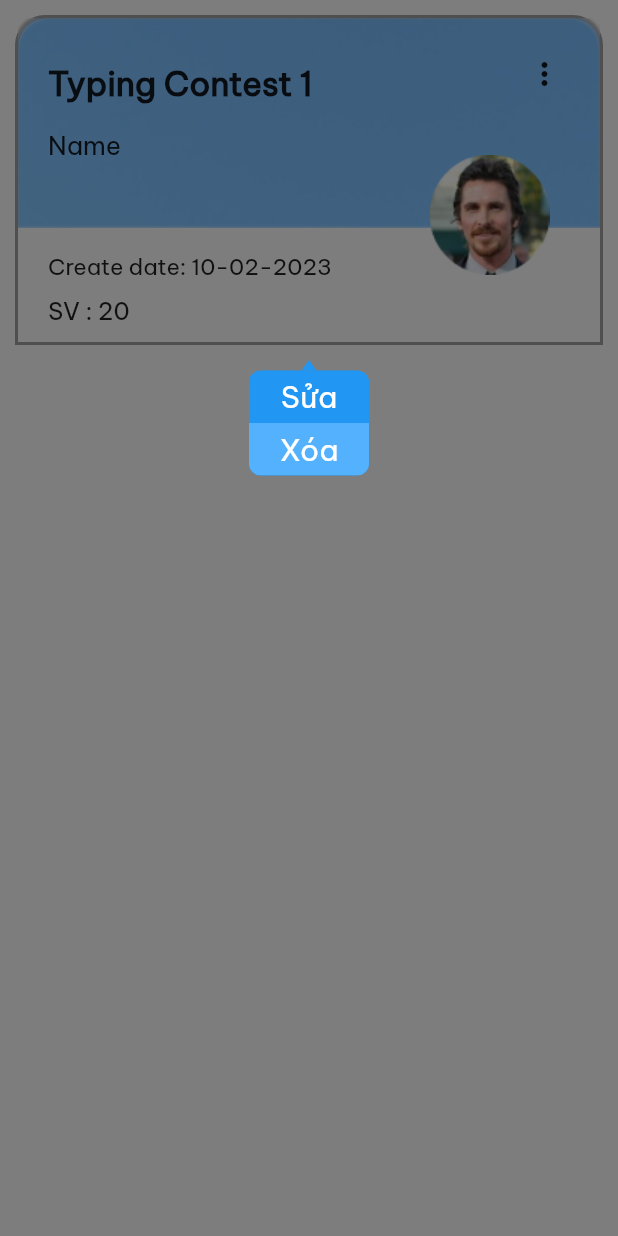
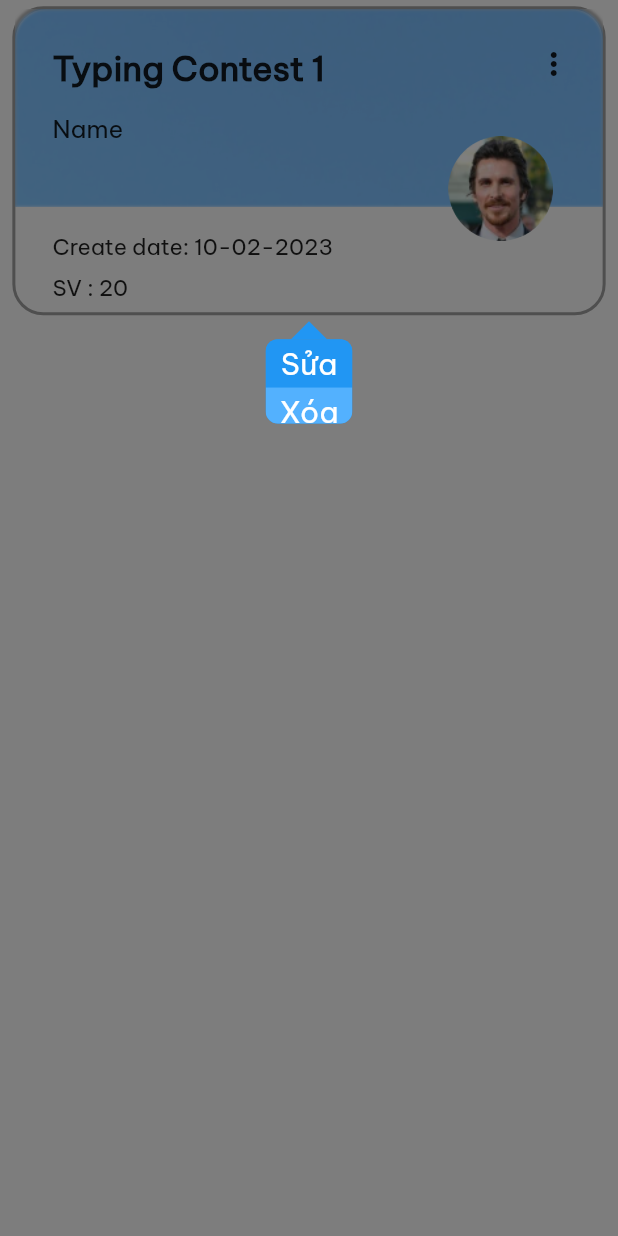
Before and after one commit to Nhat-An-GitOrganization/typing_contest_mobile, a Flutter app: the Class widget shown alone on an empty page, opened directly with sample values from the repository, after a tap on the "more vert" icon, on a phone screen of 412 x 824 dp. Run offline on Flutter 3.47's test engine with Material 2 defaults, Android fonts, the phone set to English and light mode, and no system bars; our stand-ins replace awesome_dialog, curved_navigation_bar, firebase_auth, firebase_core, flutter_svg, font_awesome_flutter and 3 more; accounts and stored records are empty; project files that could hold a hidden picture were left out.

Commit message:
Mediaquery_huyen

```diff
--- a/lib/component/classPage/class.dart
+++ b/lib/component/classPage/class.dart
@@ -22,16 +22,13 @@ class Class extends StatelessWidget {
     bool isDarkMode = Theme.of(context).brightness == Brightness.dark;
 
     return Container(
-      margin: const EdgeInsets.symmetric(
-        horizontal: 10,
-        vertical: 20 / 2,
+      margin: EdgeInsets.symmetric(
+        horizontal: size.width * 0.02,
+        vertical: size.width * 0.01,
       ),
-      height: 220,
+      height: size.height * 0.25,
       decoration: BoxDecoration(
-        borderRadius: const BorderRadius.only(
-          topLeft: Radius.circular(20.0),
-          topRight: Radius.circular(20.0),
-        ),
+        borderRadius: BorderRadius.circular(size.width * 0.05),
         border: Border.all(
           color: Colors.grey, // Màu viền
           width: 2.0, // Độ dày viền
@@ -45,16 +42,15 @@ class Class extends StatelessWidget {
             onTap: () => Navigator.push(
               context,
               MaterialPageRoute(
-                      builder: (context) =>
-                          ContestDetail(contest: ct), //Detai class
+                builder: (context) => ContestDetail(contest: ct), //Detai class
               ),
             ),
             child: Container(
-                  height: 140,
+              height: size.height * 0.16,
               decoration: BoxDecoration(
-                    borderRadius: const BorderRadius.only(
-                      topLeft: Radius.circular(20.0),
-                      topRight: Radius.circular(20.0),
+                borderRadius: BorderRadius.only(
+                  topLeft: Radius.circular(size.width * 0.05),
+                  topRight: Radius.circular(size.width * 0.05),
                 ),
                 image: DecorationImage(
                   fit: BoxFit.cover,
@@ -66,99 +62,103 @@ class Class extends StatelessWidget {
                   filter: ImageFilter.blur(sigmaX: 1, sigmaY: 1),
                   child: Container(
                     decoration: BoxDecoration(
-                                  borderRadius: const BorderRadius.only(
-                                    topLeft: Radius.circular(20.0),
-                                    topRight: Radius.circular(20.0),
+                      borderRadius: BorderRadius.only(
+                        topLeft: Radius.circular(size.width * 0.05),
+                        topRight: Radius.circular(size.width * 0.05),
                       ),
                       color: isDarkMode
                           ? Colors.black.withOpacity(0.3)
-                                      : Colors.white.withOpacity(0.3))))))),
+                          : Colors.white.withOpacity(0.3),
+                    ),
+                  ),
+                ),
+              ),
+            ),
+          ),
           // Info Contest
           Positioned(
-            top: 25,
-            right: 25,
+            top: size.height * 0.03,
+            right: size.width * 0.05,
             child: GestureDetector(
               onTap: () {
                 showPopover(
                   context: context,
                   bodyBuilder: (BuildContext context) => const MenuItem(),
-                  width: 80,
-                  height: 70,
+                  width: size.width * 0.14,
+                  height: size.height * 0.068,
                   backgroundColor: Colors.blue,
-                  direction: PopoverDirection.bottom,
-                  arrowHeight: 7,
-                  arrowWidth: 10,
-                  arrowDxOffset: 156,
-                  arrowDyOffset: -175,
+                  direction: PopoverDirection.left,
+                  arrowDxOffset: size.width * 0.87,
+                  arrowDyOffset: -size.height * 0.08,
                 );
               },
               child: const Icon(Icons.more_vert),
             ),
           ),
           Positioned(
-            bottom: 15,
+            bottom: size.height * 0.03,
             right: 0,
             child: SizedBox(
               //cover 90% picture
               width: size.width * 0.3,
-              height: 120,
+              height: size.height * 0.13,
               child: Column(
                 children: [
-                  const SizedBox(
-                    height: 0,
+                  Orga(
+                    orga: ct.orga[0],
                   ),
-                  Orga(orga: ct.orga[0]),
                 ],
               ),
             ),
           ),
           Positioned(
             bottom: 0,
-            top: -70,
+            top: -size.height * 0.08,
             left: 0,
             child: SizedBox(
-              height: 100,
+              height: size.height * 0.4,
               width: size.width - 100,
               child: Column(
                 crossAxisAlignment: CrossAxisAlignment.start,
                 children: [
-                  //const Spacer(),
                   Padding(
-                    padding: const EdgeInsets.only(left: 20, top: 100),
+                    padding: EdgeInsets.only(
+                        left: size.width * 0.06, top: size.height * 0.11),
                     child: Text(
                       ct.title,
-                      style: const TextStyle(
-                        fontSize: 22,
+                      style: TextStyle(
+                        fontSize: size.width * 0.055,
                         fontWeight: FontWeight.bold,
-                        fontFamily: 'BeVietnamPro',
                       ),
                     ),
                   ),
-                  //const Spacer(),
-                  const Padding(
-                      padding: EdgeInsets.only(left: 20, top: 16, bottom: 10),
+                  Padding(
+                    padding: EdgeInsets.only(
+                        left: size.width * 0.06,
+                        top: size.height * 0.02,
+                        bottom: size.height * 0.01),
                     child: Text(
                       'Name',
-                        style:
-                            TextStyle(fontSize: 17, fontFamily: 'BeVietnamPro'),
-                      )),
+                      style: TextStyle(fontSize: size.width * 0.04),
+                    ),
+                  ),
                   Padding(
-                    padding: const EdgeInsets.only(left: 20, top: 50),
+                    padding: EdgeInsets.only(
+                        left: size.width * 0.06, top: size.height * 0.06),
                     child: Text(
                       'Create date: ${ct.dateStart}',
-                      style: const TextStyle(
-                        fontSize: 15,
-                        fontFamily: 'BeVietnamPro',
+                      style: TextStyle(
+                        fontSize: size.width * 0.036,
                       ),
                     ),
                   ),
-                  const Padding(
-                    padding: EdgeInsets.only(left: 20, top: 10),
+                  Padding(
+                    padding: EdgeInsets.only(
+                        left: size.width * 0.06, top: size.height * 0.01),
                     child: Text(
                       'SV : 20',
                       style: TextStyle(
-                        fontSize: 16,
-                        fontFamily: 'BeVietnamPro',
+                        fontSize: size.width * 0.036,
                       ),
                     ),
                   ),
--- a/lib/component/classPage/menu_item.dart
+++ b/lib/component/classPage/menu_item.dart
@@ -4,25 +4,32 @@ class MenuItem extends StatelessWidget {
   const MenuItem({super.key});
   @override
   Widget build(BuildContext context) {
+    Size size = MediaQuery.of(context).size;
     return Column(
       children: [
         Container(
-          height: 35,
+          height: size.height * 0.039,
           color: Colors.blue,
           child: const Center(
             child: Text(
               'Sửa',
-              style: TextStyle(fontSize: 20, color: Colors.white),
+              style: TextStyle(
+                fontSize: 20,
+                color: Colors.white,
+              ),
             ),
           ),
         ),
         Container(
-          height: 35,
+          height: size.height * 0.039,
           color: const Color.fromARGB(255, 83, 177, 254),
           child: const Center(
             child: Text(
               'Xóa',
-              style: TextStyle(fontSize: 20, color: Colors.white),
+              style: TextStyle(
+                fontSize: 20,
+                color: Colors.white,
+              ),
             ),
           ),
         ),
--- a/lib/component/classPage/orga.dart
+++ b/lib/component/classPage/orga.dart
@@ -5,22 +5,25 @@ class Orga extends StatelessWidget {
   final Map orga;
   @override
   Widget build(BuildContext context) {
+    Size size = MediaQuery.of(context).size;
     return Column(
       children: [
         Row(
           children: [
             Container(
-              height: 100,
-              width: 100,
+              height: size.height * 0.085,
+              width: size.width * 0.27,
               decoration: BoxDecoration(
                 shape: BoxShape.circle,
                 image: DecorationImage(
-                  image: AssetImage(orga['image']),
+                  image: AssetImage(
+                    orga['image'],
+                  ),
                 ),
               ),
             ),
-            const SizedBox(
-              height: 20,
+            SizedBox(
+              height: size.height * 0.12,
             ),
           ],
         ),
--- a/lib/component/contest/card_carousel.dart
+++ b/lib/component/contest/card_carousel.dart
@@ -7,8 +7,9 @@ class ContestCardCarou extends StatelessWidget {
   final Contest ct;
   @override
   Widget build(BuildContext context) {
+    Size size = MediaQuery.of(context).size;
     return Padding(
-      padding: const EdgeInsets.symmetric(horizontal: 20),
+      padding: EdgeInsets.symmetric(horizontal: size.width * 0.03),
       child: InkWell(
         onTap: () => Navigator.push(
           context,
@@ -37,7 +38,7 @@ class ContestCardCarou extends StatelessWidget {
               ),
             ),
             Padding(
-              padding: const EdgeInsets.symmetric(vertical: 20 / 2),
+              padding: EdgeInsets.symmetric(vertical: size.width * 0.02),
               child: Text(
                 ct.title,
                 style: Theme.of(context)
--- a/lib/component/contest/contest_caroulsel.dart
+++ b/lib/component/contest/contest_caroulsel.dart
@@ -30,10 +30,11 @@ class _ContestCarouselState extends State<ContestCarousel> {
 
   @override
   Widget build(BuildContext context) {
+    Size size = MediaQuery.of(context).size;
     return Padding(
       padding: const EdgeInsets.symmetric(vertical: 0),
       child: AspectRatio(
-        aspectRatio: 0.95,
+        aspectRatio: size.width * 0.0022,
         child: PageView.builder(
           onPageChanged: (value) {
             setState(() {
```
Also changed, not shown: lib/component/Round/list_round.dart (+32 -26 lines), lib/component/Round/round.dart (+29 -20 lines), lib/component/classPage/list_class.dart (+23 -23 lines), lib/component/details_contest/backdrop_details_cts.dart (+4 -3 lines), lib/component/details_contest/details_contest_page.dart (+4 -4 lines), lib/component/details_contest/orga_card.dart (+9 -8 lines), lib/component/details_contest/title_details_contest.dart (+10 -8 lines), lib/screen/home_screen.dart (+7 -7 lines). Lines whose indentation alone changed are shown as unchanged.
